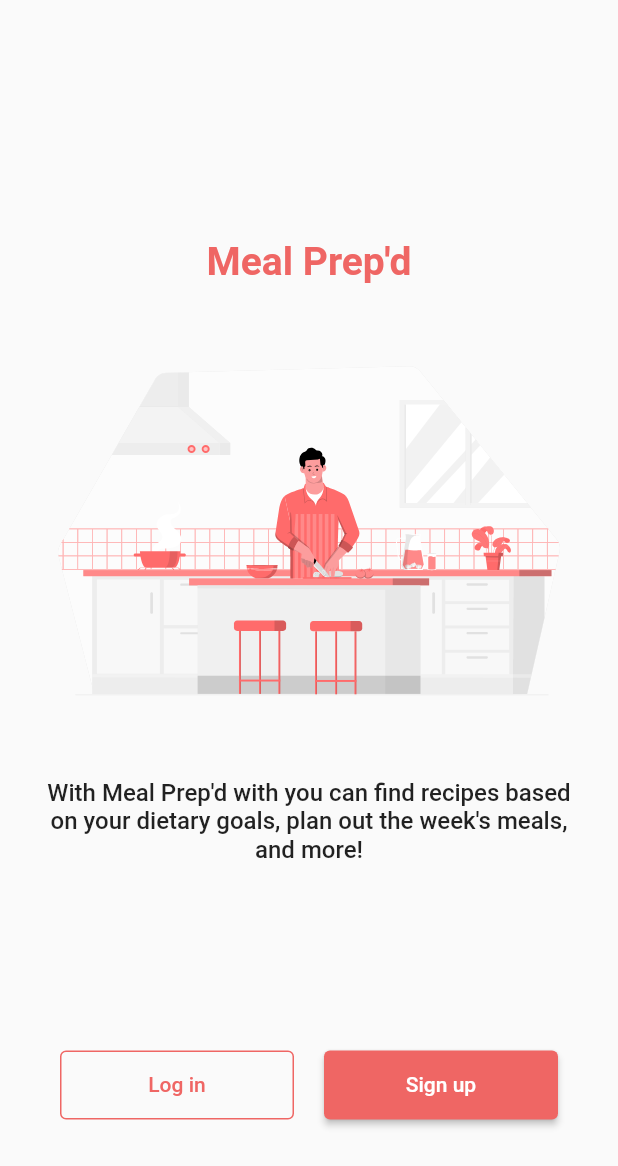
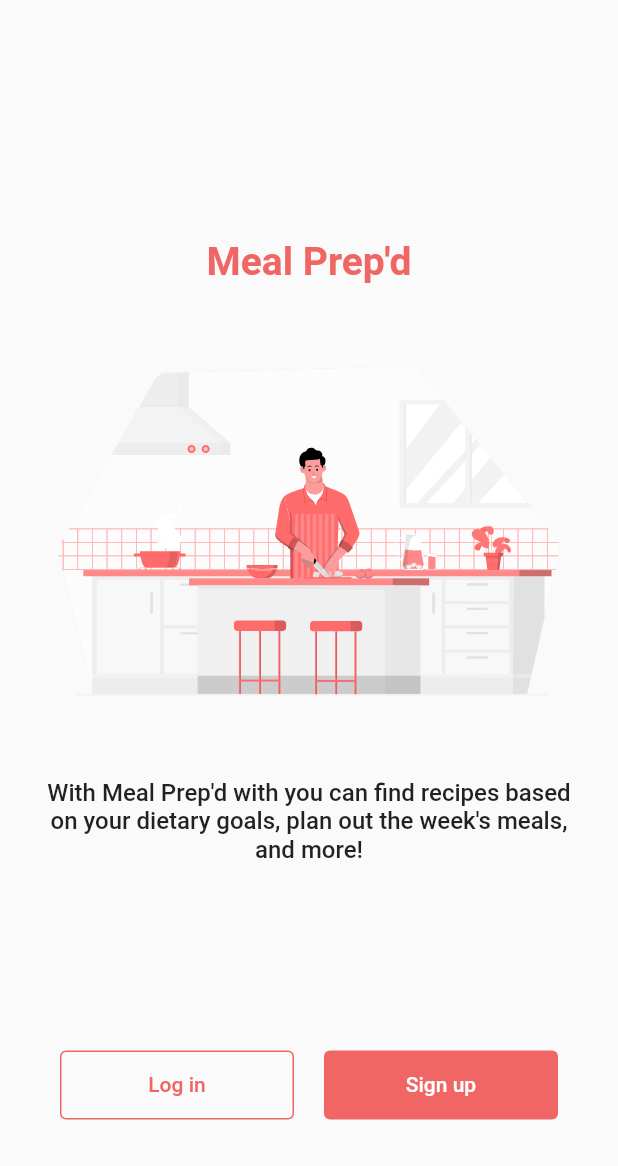
Before and after one commit to Jessica-Trujillo/MealPrep, a Flutter app: the screen it shows after launch, on a phone screen of 412 x 824 dp. Shown: the top 1166 px of the screen. Run offline on Flutter 3.47's test engine with Material 2 defaults, Android fonts, the light colour scheme and no system bars; our stand-ins replace calendar_timeline, cloud_firestore, firebase_auth, firebase_core, flutter_calendar_carousel, flutter_svg and 2 more; accounts and stored records are empty.

Commit message:
Update WelcomePage.dart

```diff
--- a/MealPrep/lib/LoginRegistration/WelcomePage.dart
+++ b/MealPrep/lib/LoginRegistration/WelcomePage.dart
@@ -82,6 +82,7 @@ class _WelcomePageState extends State<WelcomePage> {
                       child: ElevatedButton(
                         onPressed: onSignUpClicked,
                         style: ElevatedButton.styleFrom(
+                            elevation: 0,
                             padding: EdgeInsets.symmetric(vertical: 15),
                             primary: MyColors.accentColor),
                         child: Text("Sign up"),
```
